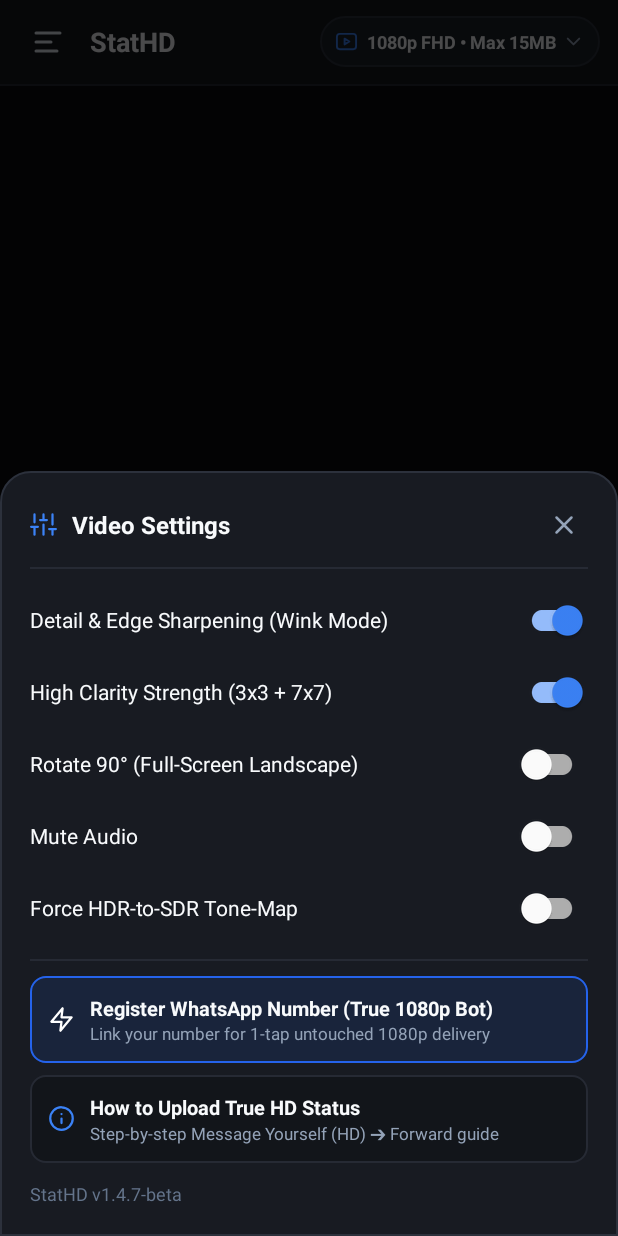
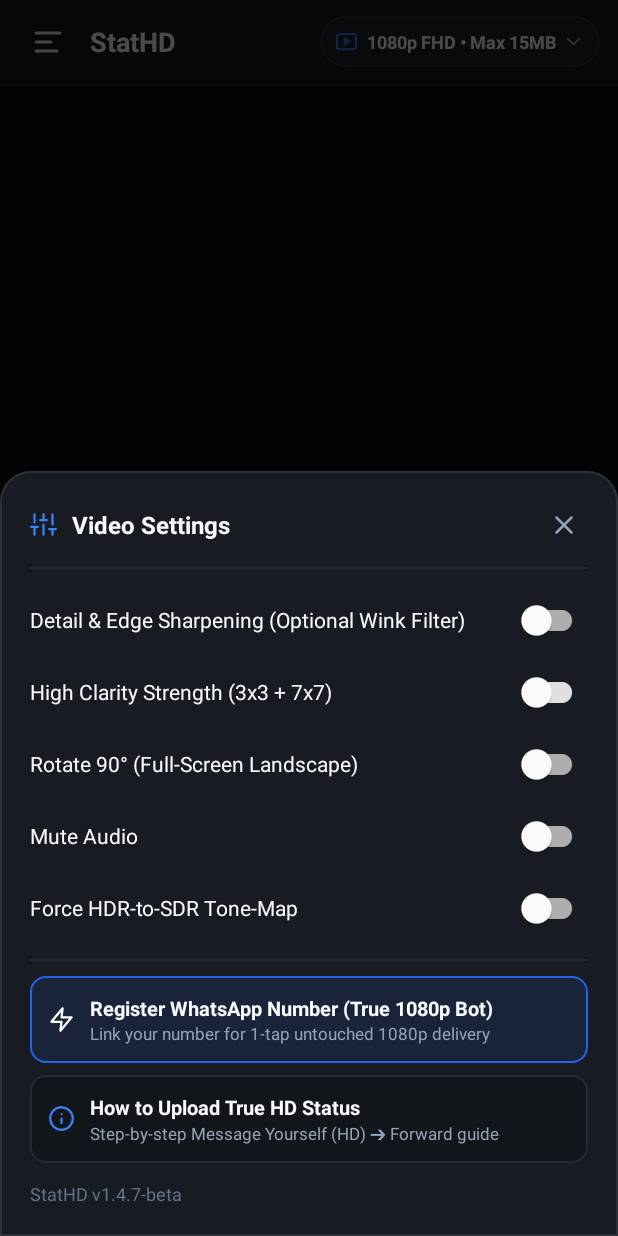
Before and after one commit to XC0D3-X/StatsHD, an Android app: the screen it shows after launch (MainActivity), after a tap on "Settings Menu", on a phone screen of 412 x 824 dp. Run offline under Robolectric (Android 15) with nearby library versions, the phone set to English and light mode, and no system bars.

Commit message:
chore(v1.4.7-beta): default to Pure Natural 1080p HD (Wink filter OFF by default) + 15.2MB lossless pass

```diff
--- a/app/src/main/java/com/stathd/purestatus/MainActivity.kt
+++ b/app/src/main/java/com/stathd/purestatus/MainActivity.kt
@@ -900,7 +900,8 @@ class MainActivity : AppCompatActivity() {
             ((sourceBitrateBps / 8.0) * (clipDurMs / 1000.0)).toLong()
         }
 
-        return estimatedSliceBytes in 1..(11_800_000L)
+        val maxLosslessBytes = if (currentPreset == StatusPreset.CLIP_30S_1080P) 15_200_000L else 11_800_000L
+        return estimatedSliceBytes in 1..maxLosslessBytes
     }
 
     private fun computeSafeOutputDimensions(): Pair<Int, Int>? {
--- a/app/src/main/res/layout/activity_main.xml
+++ b/app/src/main/res/layout/activity_main.xml
@@ -522,8 +522,8 @@
                 android:id="@+id/switchWinkRestore"
                 android:layout_width="match_parent"
                 android:layout_height="wrap_content"
-                android:checked="true"
-                android:text="Detail &amp; Edge Sharpening (Wink Mode)"
+                android:checked="false"
+                android:text="Detail &amp; Edge Sharpening (Optional Wink Filter)"
                 android:textColor="@color/text_primary"
                 android:textSize="14sp" />
 
@@ -531,7 +531,8 @@
                 android:id="@+id/switchWinkMax"
                 android:layout_width="match_parent"
                 android:layout_height="wrap_content"
-                android:checked="true"
+                android:checked="false"
+                android:enabled="false"
                 android:text="High Clarity Strength (3x3 + 7x7)"
                 android:textColor="@color/text_primary"
                 android:textSize="14sp" />
```
